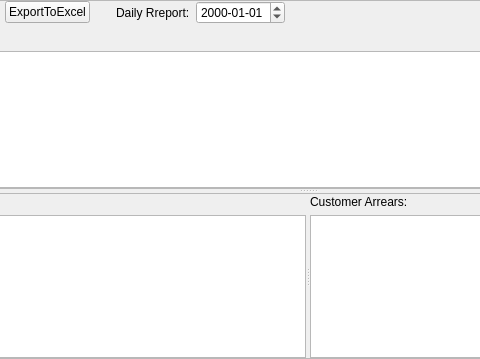
Before: the Qt Designer form Ui/FormReceivables.ui in golden7602/zion, drawn with Qt 5; both pictures show x 168 to 648 and y 0 to 359 of the 951 by 359 pixel window.
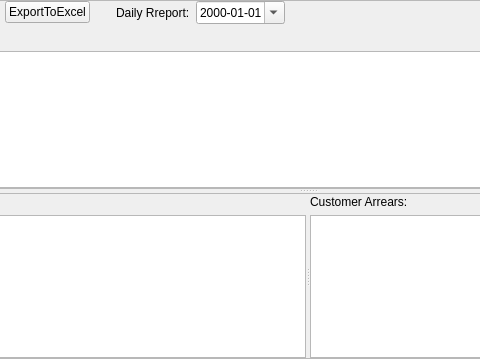
After: the same form once the commit is applied. Icons and pictures are not drawn.

Patch:
```diff
--- a/Ui/FormReceivables.ui
+++ b/Ui/FormReceivables.ui
@@ -166,6 +166,9 @@
              <property name="displayFormat">
               <string>yyyy-MM-dd</string>
              </property>
+             <property name="calendarPopup">
+              <bool>true</bool>
+             </property>
             </widget>
            </item>
           </layout>
```
Left out of the diff: 15 changed lines with no effect on the pictures.
